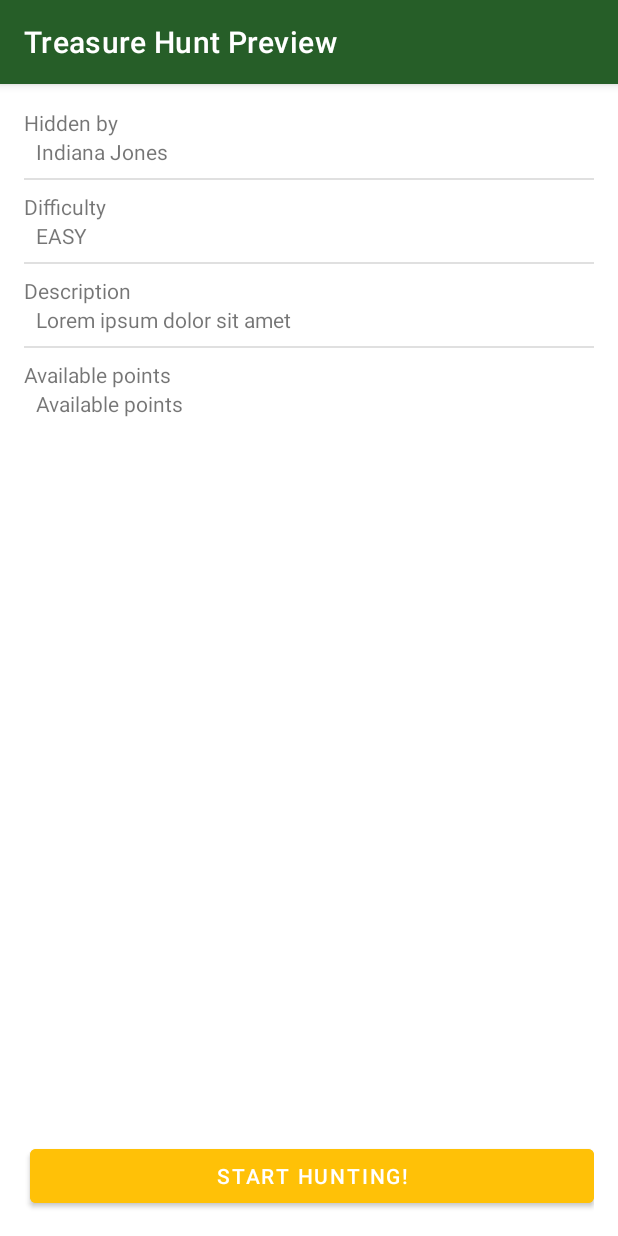
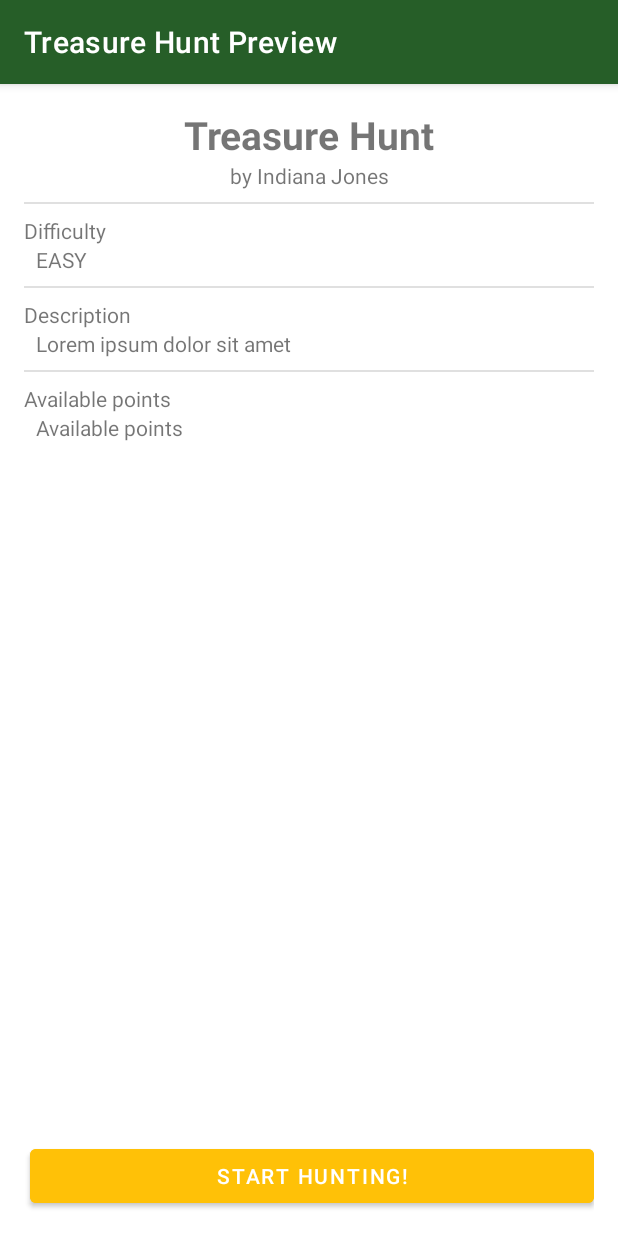
Before and after one commit to tefkros777/treasure-hunt, an Android app: the TreasureHuntDetailsActivity screen opened directly, with no data from a screen before it, on a phone screen of 412 x 824 dp. Run offline under Robolectric (Android 15) with nearby library versions, the phone set to English and light mode, and no system bars; 2 statements that could not run were skipped.

Commit message:
Stylistic changes to TreasureHuntDetailsActivity

```diff
--- a/app/src/main/res/layout/activity_treasure_hunt_details.xml
+++ b/app/src/main/res/layout/activity_treasure_hunt_details.xml
@@ -13,17 +13,20 @@
         android:orientation="vertical">
 
         <com.google.android.material.textview.MaterialTextView
+            android:id="@+id/tvTreasureHuntDetails_name"
             android:layout_width="match_parent"
             android:layout_height="wrap_content"
-            android:layout_alignParentTop="true"
-            android:text="@string/created_by" />
+            android:gravity="center"
+            android:text="@string/treasure_hunt"
+            android:textSize="26sp"
+            android:textStyle="bold" />
 
         <com.google.android.material.textview.MaterialTextView
             android:id="@+id/tvTreasureHuntDetails_author"
             android:layout_width="match_parent"
             android:layout_height="wrap_content"
-            android:layout_marginStart="8dp"
-            android:text="@string/hunt_author_paceholder" />
+            android:gravity="center"
+            android:text="@string/hunt_author_placeholder" />
 
         <View style="@style/Divider" />
 
--- a/app/src/main/res/values/strings.xml
+++ b/app/src/main/res/values/strings.xml
@@ -44,7 +44,7 @@
     <string name="created_by">Hidden by</string>
     <string name="available_points">Available points</string>
     <string name="start_hunting">Start Hunting!</string>
-    <string name="hunt_author_paceholder">Indiana Jones</string>
+    <string name="hunt_author_placeholder">by Indiana Jones</string>
 
 
 </resources>
```
